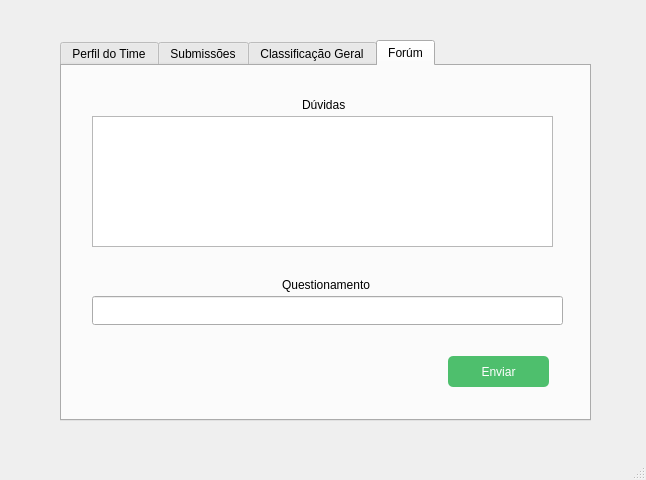
Old version of the form UserTeam.ui in the repository Samuel-OR/Snake_Mouth.
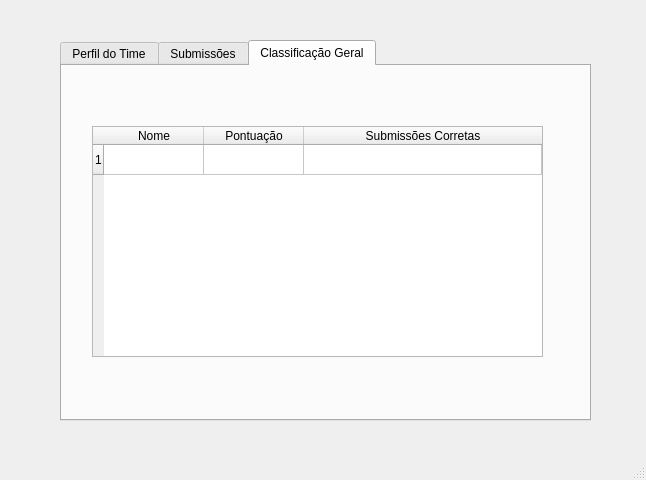
New version of the form.

Commit message: nova tela do team

Diff of the .ui file:
```diff
--- a/UserTeam.ui
+++ b/UserTeam.ui
@@ -24,7 +24,7 @@
      </rect>
     </property>
     <property name="currentIndex">
-     <number>3</number>
+     <number>2</number>
     </property>
     <widget class="QWidget" name="tab">
      <attribute name="title">
@@ -271,76 +271,6 @@
       </column>
      </widget>
     </widget>
-    <widget class="QWidget" name="tab_4">
-     <attribute name="title">
-      <string>Forúm</string>
-     </attribute>
-     <widget class="QLabel" name="label_8">
-      <property name="geometry">
-       <rect>
-        <x>240</x>
-        <y>30</y>
-        <width>71</width>
-        <height>17</height>
-       </rect>
-      </property>
-      <property name="text">
-       <string>Dúvidas</string>
-      </property>
-     </widget>
-     <widget class="QGraphicsView" name="graphicsView_2">
-      <property name="geometry">
-       <rect>
-        <x>30</x>
-        <y>50</y>
-        <width>461</width>
-        <height>131</height>
-       </rect>
-      </property>
-     </widget>
-     <widget class="QPushButton" name="pushButton_2">
-      <property name="geometry">
-       <rect>
-        <x>386</x>
-        <y>290</y>
-        <width>101</width>
-        <height>31</height>
-       </rect>
-      </property>
-      <property name="styleSheet">
-       <string notr="true">background-color: #4ebf6d;
-border-radius: 5px;
-padding: 4px;
-color: white;</string>
-      </property>
-      <property name="text">
-       <string>Enviar</string>
-      </property>
-     </widget>
-     <widget class="QLineEdit" name="lineEdit_6">
-      <property name="geometry">
-       <rect>
-        <x>30</x>
-        <y>230</y>
-        <width>471</width>
-        <height>29</height>
-       </rect>
-      </property>
-     </widget>
-     <widget class="QLabel" name="label_9">
-      <property name="geometry">
-       <rect>
-        <x>220</x>
-        <y>210</y>
-        <width>101</width>
-        <height>17</height>
-       </rect>
-      </property>
-      <property name="text">
-       <string>Questionamento</string>
-      </property>
-     </widget>
-    </widget>
    </widget>
   </widget>
   <widget class="QMenuBar" name="menubar">
```
Left out of the diff: 56 changed lines with no effect on the pictures.
